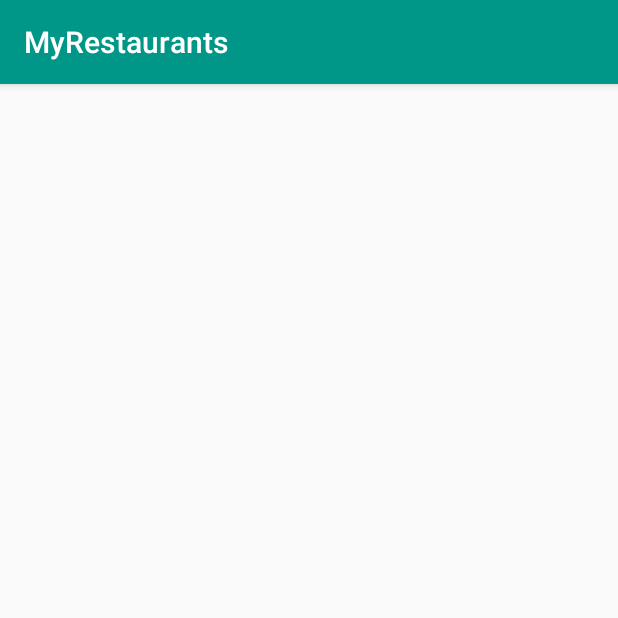
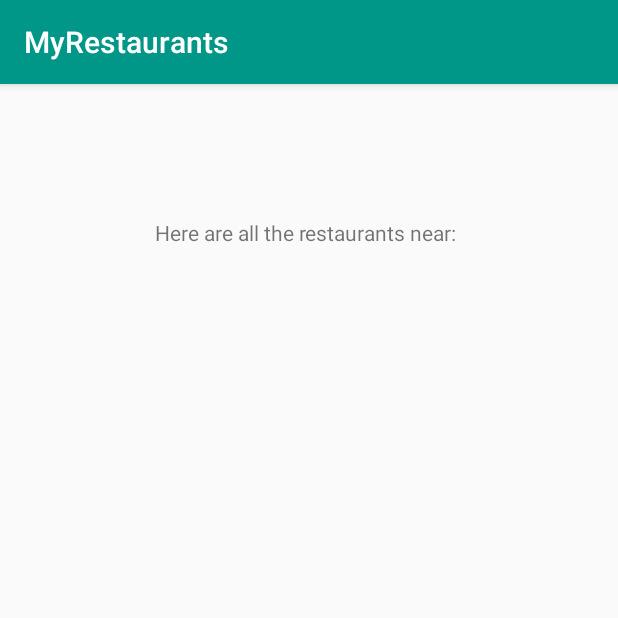
Before and after one commit to vrdlc/partnerRestaurants, an Android app: the screen it shows after launch (RestaurantsActivity), after a tap on "FIND RESTAURANTS", on a phone screen of 412 x 824 dp, the top half of it. Run offline under Robolectric (Android 15) with nearby library versions, the phone set to English and light mode, and no system bars.

Commit message:
pass location from MainActivity to RestaurantsActivity via intent extra

```diff
--- a/app/src/main/java/com/epicodus/myrestaurants/MainActivity.java
+++ b/app/src/main/java/com/epicodus/myrestaurants/MainActivity.java
@@ -3,24 +3,31 @@ package com.epicodus.myrestaurants;
 import android.content.Intent;
 import android.support.v7.app.AppCompatActivity;
 import android.os.Bundle;
+import android.util.Log;
 import android.view.View;
 import android.view.animation.Interpolator;
 import android.widget.Button;
+import android.widget.EditText;
 import android.widget.Toast;
 
 public class MainActivity extends AppCompatActivity {
+    public static final String TAG = MainActivity.class.getSimpleName();
     private Button mFindRestaurantsButton;
+    private EditText mLocationEditText;
 
     @Override
     protected void onCreate(Bundle savedInstanceState) {
         super.onCreate(savedInstanceState);
         setContentView(R.layout.activity_main);
 
+        mLocationEditText = (EditText) findViewById(R.id.locationEditText);
         mFindRestaurantsButton = (Button) findViewById(R.id.findRestaurantsButton);
             mFindRestaurantsButton.setOnClickListener(new View.OnClickListener() {
                 @Override
                 public void onClick(View v) {
+                    String location = mLocationEditText.getText().toString();
                     Intent intent = new Intent(MainActivity.this, RestaurantsActivity.class);
+                    intent.putExtra("location", location);
                     startActivity(intent);
                 }
             });
--- a/app/src/main/java/com/epicodus/myrestaurants/RestaurantsActivity.java
+++ b/app/src/main/java/com/epicodus/myrestaurants/RestaurantsActivity.java
@@ -1,13 +1,23 @@
 package com.epicodus.myrestaurants;
 
+import android.content.Intent;
 import android.support.v7.app.AppCompatActivity;
 import android.os.Bundle;
+import android.widget.TextView;
 
 public class RestaurantsActivity extends AppCompatActivity {
+    public static final String TAG = RestaurantsActivity.class.getSimpleName();
+    private TextView mLocationTextView;
 
     @Override
     protected void onCreate(Bundle savedInstanceState) {
         super.onCreate(savedInstanceState);
         setContentView(R.layout.activity_restaurants);
+
+        mLocationTextView = (TextView) findViewById(R.id.locationTextView);
+
+        Intent intent = getIntent();
+        String location = intent.getStringExtra("location");
+        mLocationTextView.setText("Here are all the restaurants near: " + location);
     }
 }
--- a/app/src/main/res/layout/activity_restaurants.xml
+++ b/app/src/main/res/layout/activity_restaurants.xml
@@ -9,4 +9,12 @@
     android:paddingTop="@dimen/activity_vertical_margin"
     tools:context="com.epicodus.myrestaurants.RestaurantsActivity">
 
+    <TextView
+        android:layout_width="wrap_content"
+        android:layout_height="wrap_content"
+        android:text="New Text"
+        android:id="@+id/locationTextView"
+        android:layout_alignParentTop="true"
+        android:layout_centerHorizontal="true"
+        android:layout_marginTop="73dp" />
 </RelativeLayout>
```
Also changed, not shown: app/src/main/res/layout/activity_main.xml (+13 -0 lines).
